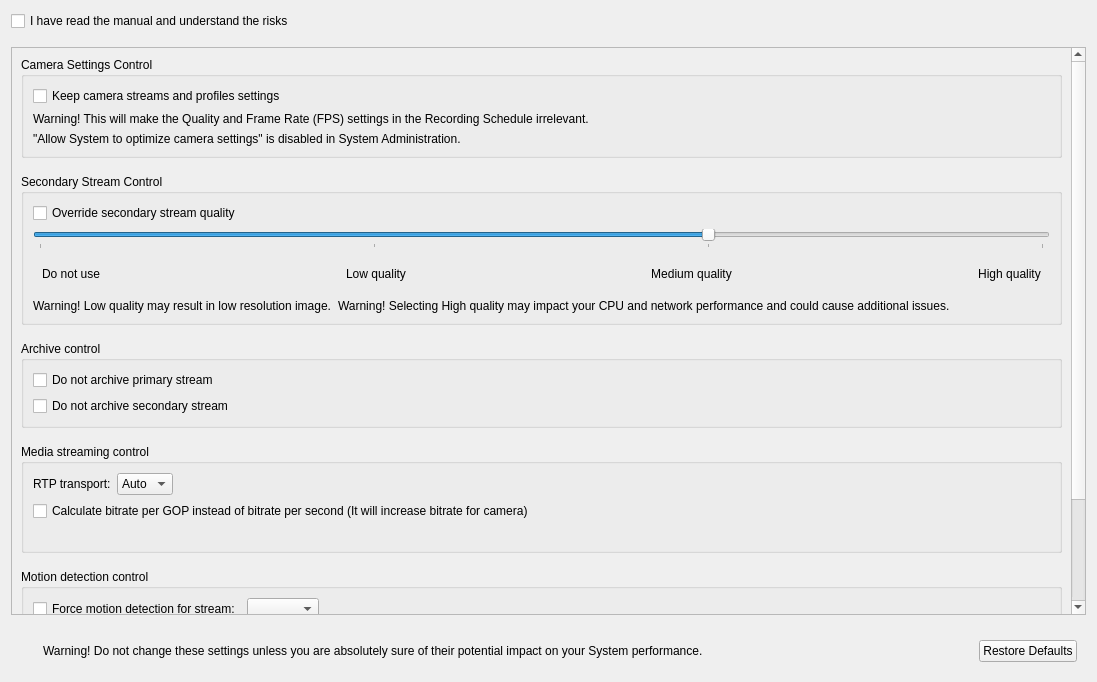
networkoptix/nx_open, file client/nx_client_desktop/src/ui/widgets/properties/expert_settings_widget.ui: the form before one commit.
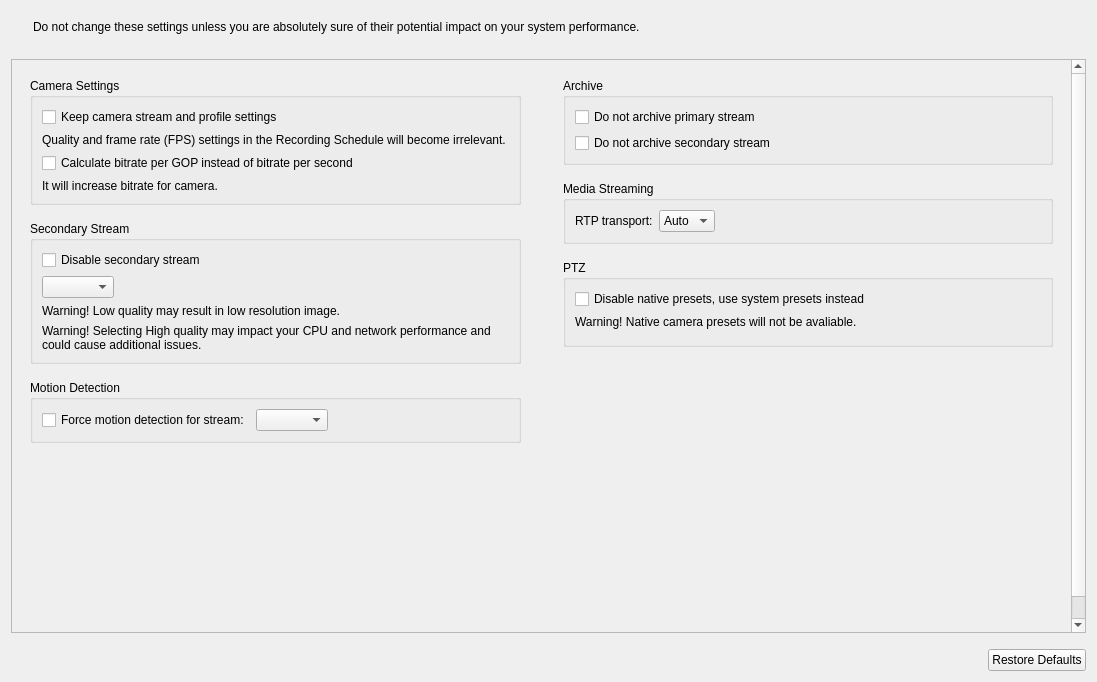
The form after the commit.

Commit message:
# New expert settings - unfinished
(grafted from 1255bb6a0b1e23de579fe87000be853b0a16b1b2)

<==== Mercurial data ====>
Branch: vms_3.1.2

```diff
--- a/client/nx_client_desktop/src/ui/widgets/properties/expert_settings_widget.ui
+++ b/client/nx_client_desktop/src/ui/widgets/properties/expert_settings_widget.ui
@@ -15,10 +15,35 @@
     <number>16</number>
    </property>
    <item>
-    <widget class="QCheckBox" name="assureCheckBox">
+    <widget class="QWidget" name="widget_2" native="true">
+     <layout class="QHBoxLayout" name="horizontalLayout_7">
+      <item>
+       <widget class="QLabel" name="iconLabel">
+        <property name="maximumSize">
+         <size>
+          <width>32</width>
+          <height>32</height>
+         </size>
+        </property>
+       </widget>
+      </item>
+      <item>
+       <widget class="QLabel" name="generalWarningLabel">
+        <property name="sizePolicy">
+         <sizepolicy hsizetype="Expanding" vsizetype="Minimum">
+          <horstretch>1</horstretch>
+          <verstretch>0</verstretch>
+         </sizepolicy>
+        </property>
      <property name="text">
-      <string>I have read the manual and understand the risks</string>
-     </property>
+         <string>Do not change these settings unless you are absolutely sure of their potential impact on your system performance.</string>
+        </property>
+        <property name="wordWrap">
+         <bool>true</bool>
+        </property>
+       </widget>
+      </item>
+     </layout>
     </widget>
    </item>
    <item>
@@ -35,62 +60,59 @@
         <x>0</x>
         <y>0</y>
         <width>1077</width>
-        <height>570</height>
+        <height>574</height>
        </rect>
       </property>
-      <layout class="QVBoxLayout" name="verticalLayout_8">
+      <layout class="QHBoxLayout" name="horizontalLayout_5" stretch="1,1">
+       <property name="spacing">
+        <number>24</number>
+       </property>
+       <item>
+        <widget class="QWidget" name="leftWidget" native="true">
+         <layout class="QVBoxLayout" name="verticalLayout_9">
        <property name="spacing">
         <number>16</number>
        </property>
        <item>
         <widget class="QGroupBox" name="settingsGroupBox">
          <property name="title">
-          <string>Camera Settings Control</string>
+             <string>Camera Settings</string>
+            </property>
+            <property name="flat">
+             <bool>true</bool>
          </property>
          <layout class="QVBoxLayout" name="verticalLayout_4">
           <item>
            <widget class="QCheckBox" name="settingsDisableControlCheckBox">
             <property name="text">
-             <string>Keep camera streams and profiles settings</string>
+                <string>Keep camera stream and profile settings</string>
             </property>
            </widget>
           </item>
-          <item>
-           <widget class="QWidget" name="horizontalWidget" native="true">
-            <layout class="QHBoxLayout" name="horizontalLayout_3">
-             <property name="leftMargin">
-              <number>0</number>
-             </property>
-             <property name="topMargin">
-              <number>0</number>
-             </property>
-             <property name="rightMargin">
-              <number>0</number>
-             </property>
-             <property name="bottomMargin">
-              <number>0</number>
-             </property>
              <item>
               <widget class="QLabel" name="settingsWarningLabel">
                <property name="text">
-                <string>Warning! This will make the Quality and Frame Rate (FPS) settings in the Recording Schedule irrelevant.</string>
+                <string>Quality and frame rate (FPS) settings in the Recording Schedule will become irrelevant.</string>
                </property>
+               <property name="wordWrap">
+                <bool>true</bool>
+               </property>
               </widget>
              </item>
              <item>
-              <widget class="QLabel" name="verticalSpacerLabel">
+              <widget class="QCheckBox" name="bitratePerGopCheckBox">
                <property name="text">
-                <string notr="true"/>
+                <string>Calculate bitrate per GOP instead of bitrate per second</string>
                </property>
               </widget>
              </item>
-            </layout>
-           </widget>
-          </item>
           <item>
            <widget class="QLabel" name="settingsDisabledWarningLabel">
             <property name="text">
-             <string>&quot;Allow System to optimize camera settings&quot; is disabled in System Administration.</string>
+                <string>It will increase bitrate for camera.</string>
+               </property>
+               <property name="wordWrap">
+                <bool>true</bool>
             </property>
            </widget>
           </item>
@@ -100,70 +122,23 @@
        <item>
         <widget class="QGroupBox" name="qualityGroupBox">
          <property name="title">
-          <string>Secondary Stream Control</string>
+             <string>Secondary Stream</string>
+            </property>
+            <property name="flat">
+             <bool>true</bool>
          </property>
          <layout class="QVBoxLayout" name="verticalLayout_3">
           <item>
            <widget class="QCheckBox" name="qualityOverrideCheckBox">
             <property name="text">
-             <string>Override secondary stream quality</string>
+                <string>Disable secondary stream</string>
             </property>
            </widget>
           </item>
           <item>
-           <widget class="QSlider" name="qualitySlider">
-            <property name="maximum">
-             <number>3</number>
-            </property>
-            <property name="pageStep">
-             <number>1</number>
-            </property>
-            <property name="value">
-             <number>2</number>
-            </property>
-            <property name="orientation">
-             <enum>Qt::Horizontal</enum>
-            </property>
-            <property name="tickPosition">
-             <enum>QSlider::TicksBelow</enum>
-            </property>
-           </widget>
-          </item>
-          <item>
-           <widget class="QWidget" name="qualityLabelsWidget" native="true">
             <layout class="QHBoxLayout" name="horizontalLayout">
-             <property name="spacing">
-              <number>0</number>
-             </property>
              <item>
-              <widget class="QLabel" name="labelDontUseQuality">
-               <property name="text">
-                <string>Do not use</string>
-               </property>
-              </widget>
-             </item>
-             <item>
-              <spacer name="horizontalSpacer_4">
-               <property name="orientation">
-                <enum>Qt::Horizontal</enum>
-               </property>
-               <property name="sizeHint" stdset="0">
-                <size>
-                 <width>40</width>
-                 <height>20</height>
-                </size>
-               </property>
-              </spacer>
-             </item>
-             <item>
-              <widget class="QLabel" name="labelLowQuality">
-               <property name="text">
-                <string>Low quality</string>
-               </property>
-               <property name="alignment">
-                <set>Qt::AlignCenter</set>
-               </property>
-              </widget>
+                <widget class="QComboBox" name="secondStreamQualityComboBox"/>
              </item>
              <item>
               <spacer name="horizontalSpacer_2">
@@ -178,62 +153,16 @@
                </property>
               </spacer>
              </item>
-             <item>
-              <widget class="QLabel" name="labelMedQuality">
-               <property name="text">
-                <string>Medium quality</string>
-               </property>
-               <property name="alignment">
-                <set>Qt::AlignCenter</set>
-               </property>
-              </widget>
-             </item>
-             <item>
-              <spacer name="horizontalSpacer_3">
-               <property name="orientation">
-                <enum>Qt::Horizontal</enum>
-               </property>
-               <property name="sizeHint" stdset="0">
-                <size>
-                 <width>40</width>
-                 <height>20</height>
-                </size>
-               </property>
-              </spacer>
-             </item>
-             <item>
-              <widget class="QLabel" name="labelHiQuality">
-               <property name="text">
-                <string>High quality</string>
-               </property>
-               <property name="alignment">
-                <set>Qt::AlignCenter</set>
-               </property>
-              </widget>
-             </item>
-            </layout>
-           </widget>
-          </item>
-          <item>
-           <widget class="QWidget" name="widget" native="true">
-            <layout class="QHBoxLayout" name="horizontalLayout_5">
-             <property name="leftMargin">
-              <number>0</number>
-             </property>
-             <property name="topMargin">
-              <number>0</number>
-             </property>
-             <property name="rightMargin">
-              <number>0</number>
-             </property>
-             <property name="bottomMargin">
-              <number>0</number>
-             </property>
+              </layout>
+             </item>
              <item>
               <widget class="QLabel" name="lowQualityWarningLabel">
                <property name="text">
                 <string>Warning! Low quality may result in low resolution image.</string>
                </property>
+               <property name="wordWrap">
+                <bool>true</bool>
+               </property>
               </widget>
              </item>
              <item>
@@ -241,25 +170,88 @@
                <property name="text">
                 <string>Warning! Selecting High quality may impact your CPU and network performance and could cause additional issues.</string>
                </property>
+               <property name="wordWrap">
+                <bool>true</bool>
+               </property>
               </widget>
              </item>
+            </layout>
+           </widget>
+          </item>
              <item>
-              <widget class="QLabel" name="verticalSpacerLabel_2">
+           <widget class="QGroupBox" name="groupBoxMotionDetection">
+            <property name="title">
+             <string>Motion Detection</string>
+            </property>
+            <property name="flat">
+             <bool>true</bool>
+            </property>
+            <layout class="QVBoxLayout" name="verticalLayout_7">
+             <item>
+              <layout class="QHBoxLayout" name="horizontalLayout_6">
+               <property name="sizeConstraint">
+                <enum>QLayout::SetNoConstraint</enum>
+               </property>
+               <item>
+                <widget class="QCheckBox" name="checkBoxForceMotionDetection">
                <property name="text">
-                <string notr="true"/>
-               </property>
-              </widget>
-             </item>
-            </layout>
+                  <string>Force motion detection for stream:</string>
+                 </property>
+                 <property name="tristate">
+                  <bool>false</bool>
+                 </property>
+                </widget>
+               </item>
+               <item>
+                <widget class="QComboBox" name="comboBoxForcedMotionStream"/>
+               </item>
+               <item>
+                <spacer name="horizontalSpacer_7">
+                 <property name="orientation">
+                  <enum>Qt::Horizontal</enum>
+                 </property>
+                 <property name="sizeHint" stdset="0">
+                  <size>
+                   <width>40</width>
+                   <height>20</height>
+                  </size>
+                 </property>
+                </spacer>
+               </item>
+              </layout>
+             </item>
+            </layout>
            </widget>
           </item>
+          <item>
+           <spacer name="verticalSpacer_3">
+            <property name="orientation">
+             <enum>Qt::Vertical</enum>
+            </property>
+            <property name="sizeHint" stdset="0">
+             <size>
+              <width>20</width>
+              <height>1</height>
+             </size>
+            </property>
+           </spacer>
+          </item>
          </layout>
         </widget>
        </item>
+       <item>
+        <widget class="QWidget" name="rightWidget" native="true">
+         <layout class="QVBoxLayout" name="verticalLayout">
+          <property name="spacing">
+           <number>16</number>
+          </property>
        <item>
         <widget class="QGroupBox" name="groupBoxArchive">
          <property name="title">
-          <string>Archive control</string>
+             <string>Archive</string>
+            </property>
+            <property name="flat">
+             <bool>true</bool>
          </property>
          <layout class="QVBoxLayout" name="verticalLayout_2">
           <item>
@@ -282,7 +274,10 @@
        <item>
         <widget class="QGroupBox" name="groupBoxRTP">
          <property name="title">
-          <string>Media streaming control</string>
+             <string>Media Streaming</string>
+            </property>
+            <property name="flat">
+             <bool>true</bool>
          </property>
          <layout class="QVBoxLayout" name="verticalLayout_6">
           <item>
@@ -328,75 +323,16 @@
             </item>
            </layout>
           </item>
-          <item>
-           <widget class="QCheckBox" name="checkBoxBitratePerGOP">
-            <property name="text">
-             <string>Calculate bitrate per GOP instead of bitrate per second (It will increase bitrate for camera)</string>
-            </property>
-           </widget>
-          </item>
-          <item>
-           <spacer name="horizontalSpacer_5">
-            <property name="orientation">
-             <enum>Qt::Horizontal</enum>
-            </property>
-            <property name="sizeHint" stdset="0">
-             <size>
-              <width>40</width>
-              <height>20</height>
-             </size>
-            </property>
-           </spacer>
-          </item>
-         </layout>
-        </widget>
-       </item>
-       <item>
-        <widget class="QGroupBox" name="groupBoxMotionDetection">
-         <property name="title">
-          <string>Motion detection control</string>
-         </property>
-         <layout class="QVBoxLayout" name="verticalLayout_7">
-          <item>
-           <layout class="QHBoxLayout" name="horizontalLayout_6">
-            <property name="sizeConstraint">
-             <enum>QLayout::SetNoConstraint</enum>
-            </property>
-            <item>
-             <widget class="QCheckBox" name="checkBoxForceMotionDetection">
-              <property name="text">
-               <string>Force motion detection for stream:</string>
-              </property>
-              <property name="tristate">
-               <bool>false</bool>
-              </property>
-             </widget>
-            </item>
-            <item>
-             <widget class="QComboBox" name="comboBoxForcedMotionStream"/>
-            </item>
-            <item>
-             <spacer name="horizontalSpacer_7">
-              <property name="orientation">
-               <enum>Qt::Horizontal</enum>
-              </property>
-              <property name="sizeHint" stdset="0">
-               <size>
-                <width>40</width>
-                <height>20</height>
-               </size>
-              </property>
-             </spacer>
-            </item>
-           </layout>
-          </item>
          </layout>
         </widget>
        </item>
        <item>
         <widget class="QGroupBox" name="groupBoxPtzControl">
          <property name="title">
-          <string>PTZ Control</string>
+             <string>PTZ</string>
+            </property>
+            <property name="flat">
+             <bool>true</bool>
          </property>
          <layout class="QVBoxLayout" name="verticalLayout_10">
           <item>
@@ -442,49 +378,20 @@
          <property name="sizeHint" stdset="0">
           <size>
            <width>20</width>
-           <height>40</height>
+              <height>290</height>
           </size>
          </property>
         </spacer>
        </item>
       </layout>
      </widget>
-    </widget>
+       </item>
+      </layout>
+     </widget>
+    </widget>
    </item>
-   <item>
-    <widget class="QWidget" name="assureWidget" native="true">
-     <layout class="QVBoxLayout" name="verticalLayout">
-      <property name="spacing">
-       <number>16</number>
-      </property>
       <item>
        <layout class="QHBoxLayout" name="horizontalLayout_4">
-        <item>
-         <widget class="QLabel" name="iconLabel">
-          <property name="maximumSize">
-           <size>
-            <width>32</width>
-            <height>32</height>
-           </size>
-          </property>
-         </widget>
-        </item>
-        <item>
-         <widget class="QLabel" name="generalWarningLabel">
-          <property name="sizePolicy">
-           <sizepolicy hsizetype="Expanding" vsizetype="Minimum">
-            <horstretch>1</horstretch>
-            <verstretch>0</verstretch>
-           </sizepolicy>
-          </property>
-          <property name="text">
-           <string>Warning! Do not change these settings unless you are absolutely sure of their potential impact on your System performance.</string>
-          </property>
-          <property name="wordWrap">
-           <bool>true</bool>
-          </property>
-         </widget>
-        </item>
         <item>
          <spacer name="horizontalSpacer">
           <property name="orientation">
@@ -506,9 +413,6 @@
          </widget>
         </item>
        </layout>
-      </item>
-     </layout>
-    </widget>
    </item>
   </layout>
  </widget>
```
Left out of the diff: 4 changed lines with no effect on the pictures. Lines whose indentation alone changed are shown as unchanged. The commit also changes 2 other files.
